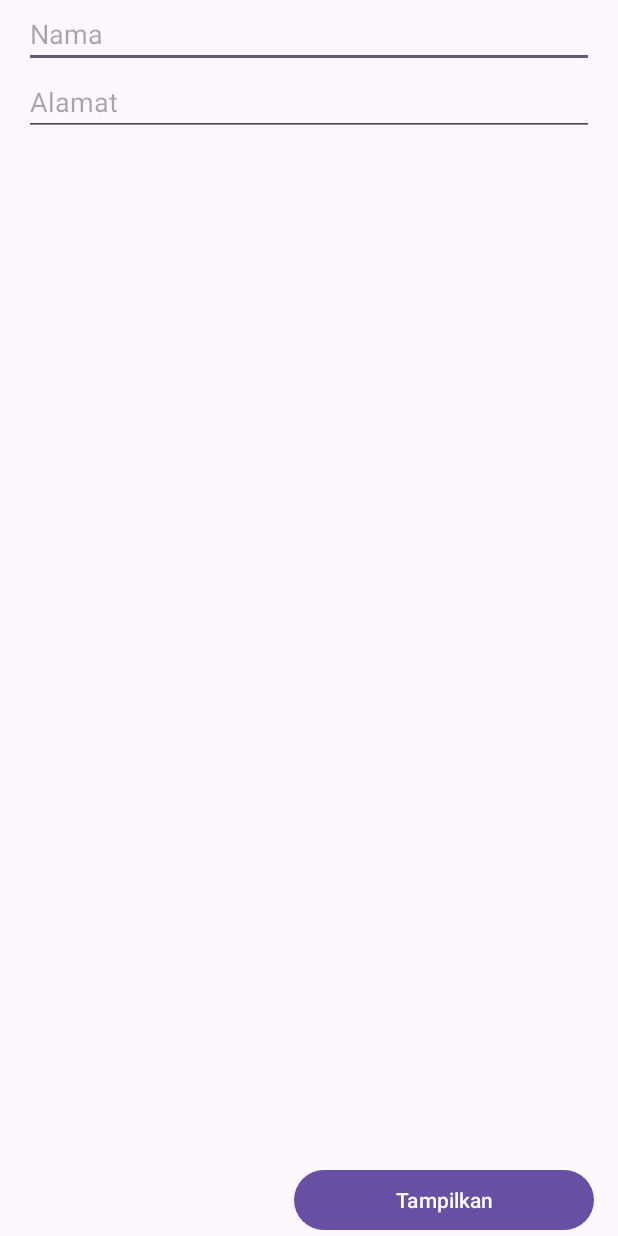
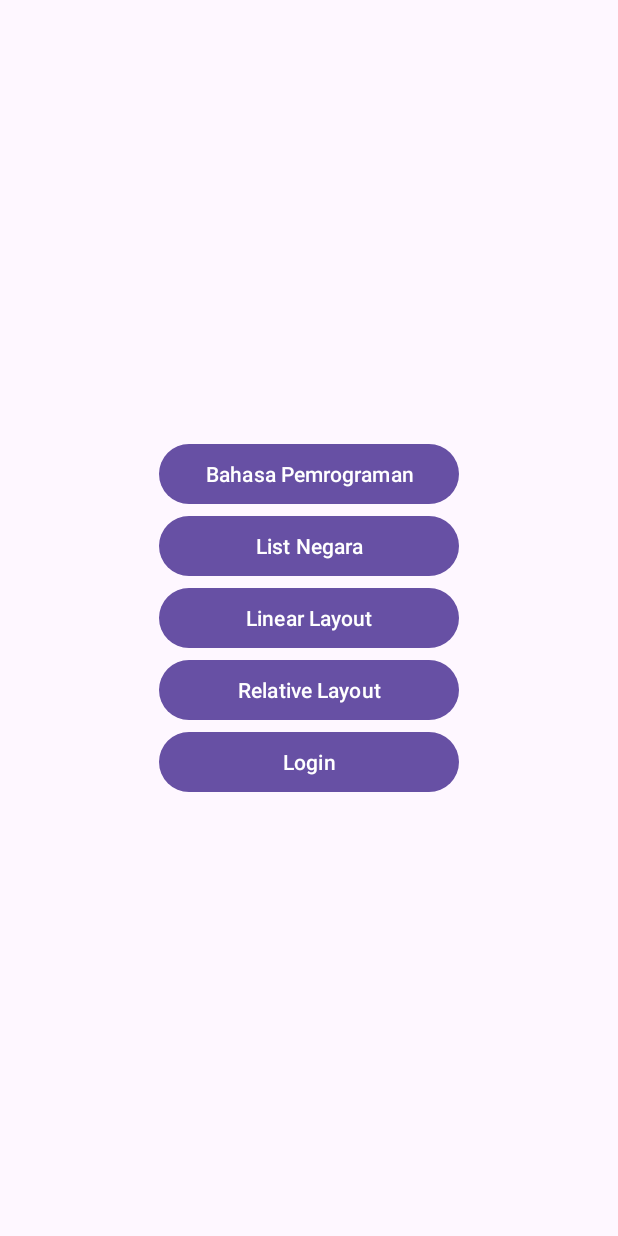
Before and after one commit to muhamaddimas26/Pbo_Muhamad_Dimas_Fadillah, an Android app: the MainActivity screen opened directly, with no data from a screen before it, on a phone screen of 412 x 824 dp. Run offline under Robolectric (Android 15) with nearby library versions, the phone set to English and light mode, and no system bars.

Commit message:
perbaikan Kode

```diff
--- a/app/src/main/AndroidManifest.xml
+++ b/app/src/main/AndroidManifest.xml
@@ -26,16 +26,16 @@
             android:exported="true" />
         <activity
             android:name=".MainActivity"
-            android:exported="false" />
+            android:exported="true" />
         <activity
             android:name=".RegisterActivity"
-            android:exported="false" />
+            android:exported="true" />
         <activity
             android:name=".LoginActivity"
             android:exported="true" />
         <activity
             android:name=".RelativeActivity"
-            android:exported="false" />
+            android:exported="true" />
         <activity
             android:name=".ListViewActivity"
             android:exported="true">
--- a/app/src/main/java/com/example/latihan/MainActivity.java
+++ b/app/src/main/java/com/example/latihan/MainActivity.java
@@ -1,42 +1,62 @@
 package com.example.latihan;
 
-import androidx.annotation.Nullable;
 import androidx.appcompat.app.AppCompatActivity;
 
+import android.content.Intent;
 import android.os.Bundle;
 import android.view.View;
 import android.widget.Button;
-import android.widget.EditText;
-import android.widget.TextView;
 
 public class MainActivity extends AppCompatActivity {
 
-
-    Button tampilkan;
-    EditText nama, alamat;
-    TextView hasil;
-
+    Button linear, relative, login, view, negara, kalkulator;
 
     @Override
     protected void onCreate(Bundle savedInstanceState) {
         super.onCreate(savedInstanceState);
         setContentView(R.layout.activity_main);
 
-        tampilkan = findViewById(R.id.btntampilkan);
-        nama = findViewById(R.id.edtnama);
-        alamat = findViewById(R.id.edtalamat);
-        hasil = findViewById(R.id.txthasil);
+        linear = findViewById(R.id.btnLinear);
+        relative = findViewById(R.id.btnRelative);
+        login = findViewById(R.id.btnLogin);
+        view = findViewById(R.id.btnView);
+        negara = findViewById(R.id.btnNegara);
 
-        tampilkan.setOnClickListener(new Button.OnClickListener() {
+        linear.setOnClickListener(new View.OnClickListener() {
             @Override
-            public void onClick(View v) {
-                hasil.setText("Hello Nama Saya " + nama.getText().toString()
-                            + " dan alamat Saya di " + alamat.getText().toString());
+            public void onClick(View view) {
+                Intent linearlayout = new Intent(MainActivity.this, HomeActivity.class);
+                startActivity(linearlayout);
+            }
+        });
+        relative.setOnClickListener(new View.OnClickListener() {
+            @Override
+            public void onClick(View view) {
+                Intent relativelayout = new Intent(MainActivity.this, RelativeActivity.class);
+                startActivity(relativelayout);
+            }
+        });
+        login.setOnClickListener(new View.OnClickListener() {
+            @Override
+            public void onClick(View view) {
+                Intent menulogin = new Intent(MainActivity.this, LoginActivity.class);
+                startActivity(menulogin);
+            }
+        });
+        view.setOnClickListener(new View.OnClickListener() {
+            @Override
+            public void onClick(View view) {
+                Intent viewData = new Intent(MainActivity.this, ListViewDataActivity.class);
+                startActivity(viewData);
             }
         });
 
-
-
-
+        negara.setOnClickListener(new View.OnClickListener() {
+            @Override
+            public void onClick(View view) {
+                Intent menuNegara = new Intent(MainActivity.this, ListViewActivity.class);
+                startActivity(menuNegara);
+            }
+        });
     }
 }
--- a/app/src/main/res/layout/activity_main.xml
+++ b/app/src/main/res/layout/activity_main.xml
@@ -4,35 +4,35 @@
     xmlns:tools="http://schemas.android.com/tools"
     android:layout_width="match_parent"
     android:layout_height="match_parent"
-    android:paddingLeft="16dp"
-    android:paddingRight="16dp"
     android:orientation="vertical"
+    android:gravity="center"
     tools:context=".MainActivity">
 
-   <EditText
-       android:id="@+id/edtnama"
-       android:layout_width="match_parent"
-       android:layout_height="wrap_content"
-       android:hint="Nama" />
-
-    <EditText
-        android:id="@+id/edtalamat"
-        android:layout_width="match_parent"
-        android:layout_height="wrap_content"
-        android:hint="Alamat" />
-    <TextView
-        android:id="@+id/txthasil"
-        android:layout_width="match_parent"
-        android:layout_height="wrap_content"
-        android:layout_weight="1"
-        android:layout_gravity="top" />
     <Button
-        android:id="@+id/btntampilkan"
         android:layout_width="200dp"
         android:layout_height="wrap_content"
-        android:layout_gravity="right"
-        android:text="Tampilkan" />
-
+        android:text="Bahasa Pemrograman"
+        android:id="@+id/btnView"/>
+    <Button
+        android:layout_width="200dp"
+        android:layout_height="wrap_content"
+        android:text="List Negara"
+        android:id="@+id/btnNegara"/>
+    <Button
+        android:layout_width="200dp"
+        android:layout_height="wrap_content"
+        android:text="Linear Layout"
+        android:id="@+id/btnLinear"/>
+    <Button
+        android:layout_width="200dp"
+        android:layout_height="wrap_content"
+        android:text="Relative Layout"
+        android:id="@+id/btnRelative"/>
+    <Button
+        android:layout_width="200dp"
+        android:layout_height="wrap_content"
+        android:text="Login"
+        android:id="@+id/btnLogin"/>
 
 
 </LinearLayout>
```
Also changed, not shown: app/src/main/java/com/example/latihan/HomeActivity.java (+15 -27 lines), app/src/main/res/layout/activity_home.xml (+24 -13 lines).
